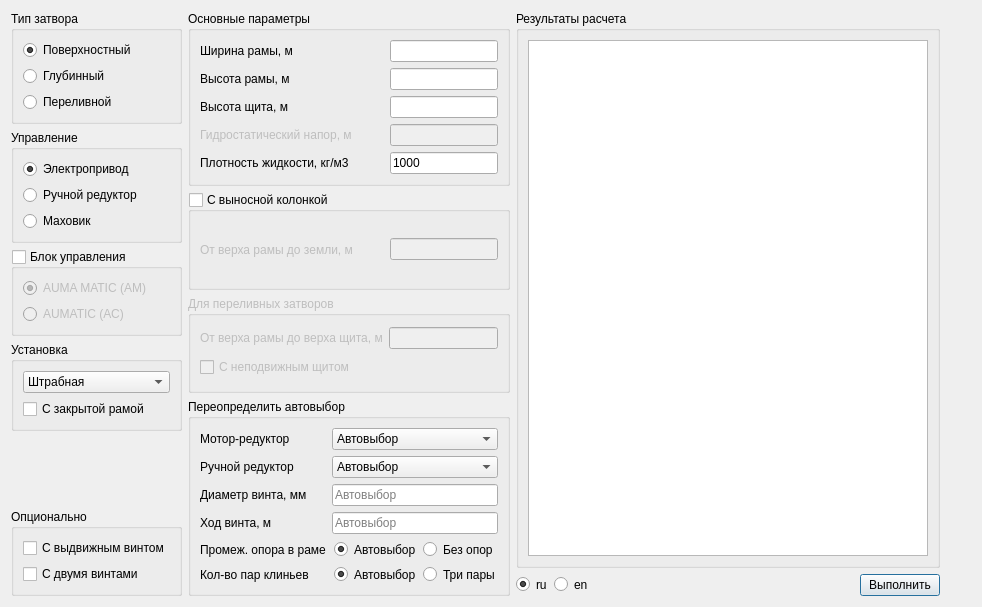
Old version of the form src/gui.ui in the repository e2t/slidegates.
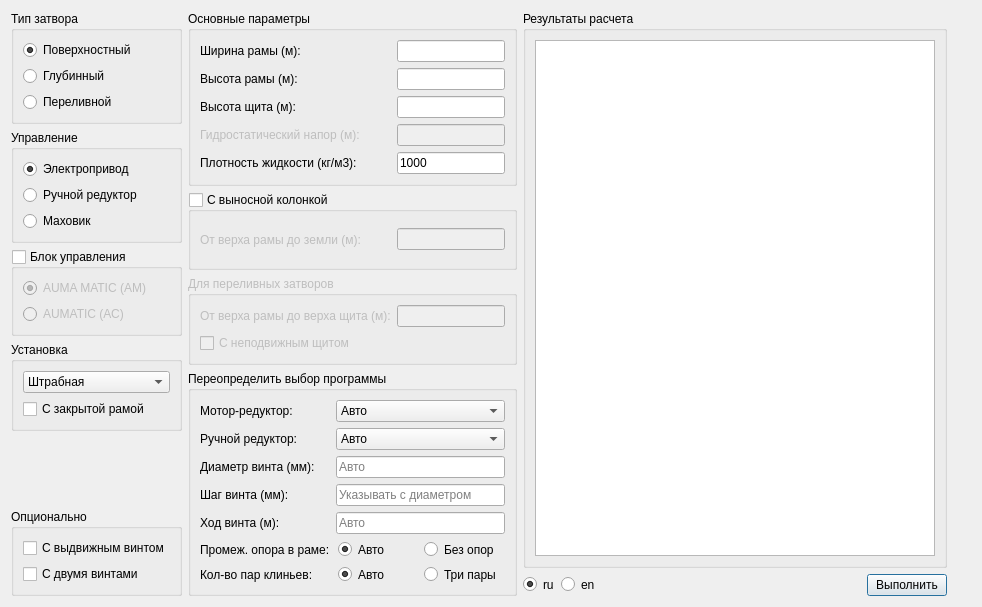
New version of the form. Icons and pictures are not drawn.

The edit to the form file:
```diff
--- a/src/gui.ui
+++ b/src/gui.ui
@@ -249,21 +249,21 @@
                <bool>false</bool>
               </property>
               <property name="text">
-               <string>Гидростатический напор, м</string>
+               <string>Гидростатический напор (м):</string>
               </property>
              </widget>
             </item>
             <item row="4" column="0">
              <widget class="QLabel" name="label_6">
               <property name="text">
-               <string>Плотность жидкости, кг/м3</string>
+               <string>Плотность жидкости (кг/м3):</string>
               </property>
              </widget>
             </item>
             <item row="0" column="0">
              <widget class="QLabel" name="label_2">
               <property name="text">
-               <string>Ширина рамы, м</string>
+               <string>Ширина рамы (м):</string>
               </property>
              </widget>
             </item>
@@ -276,14 +276,14 @@
             <item row="1" column="0">
              <widget class="QLabel" name="label_3">
               <property name="text">
-               <string>Высота рамы, м</string>
+               <string>Высота рамы (м):</string>
               </property>
              </widget>
             </item>
             <item row="2" column="0">
              <widget class="QLabel" name="label_4">
               <property name="text">
-               <string>Высота щита, м</string>
+               <string>Высота щита (м):</string>
               </property>
              </widget>
             </item>
@@ -336,7 +336,7 @@
             <item>
              <widget class="QLabel" name="label_9">
               <property name="text">
-               <string>От верха рамы до земли, м</string>
+               <string>От верха рамы до земли (м):</string>
               </property>
               <property name="wordWrap">
                <bool>false</bool>
@@ -380,7 +380,7 @@
               <item>
                <widget class="QLabel" name="label_10">
                 <property name="text">
-                 <string>От верха рамы до верха щита, м</string>
+                 <string>От верха рамы до верха щита (м):</string>
                 </property>
                 <property name="wordWrap">
                  <bool>false</bool>
@@ -420,131 +420,40 @@
        <item>
         <widget class="QGroupBox" name="groupBox_4">
          <property name="title">
-          <string>Переопределить автовыбор</string>
+          <string>Переопределить выбор программы</string>
          </property>
          <layout class="QHBoxLayout" name="horizontalLayout_12">
           <item>
            <layout class="QGridLayout" name="gridLayout_2">
-            <item row="1" column="0">
-             <widget class="QLabel" name="label_5">
-              <property name="text">
-               <string>Ручной редуктор</string>
-              </property>
-             </widget>
-            </item>
-            <item row="3" column="1">
-             <widget class="QLineEdit" name="edt_way">
-              <property name="placeholderText">
-               <string>Автовыбор</string>
-              </property>
-             </widget>
-            </item>
-            <item row="0" column="1">
-             <widget class="QComboBox" name="cmb_auma">
-              <item>
-               <property name="text">
-                <string>Автовыбор</string>
-               </property>
-              </item>
-             </widget>
-            </item>
-            <item row="0" column="0">
-             <widget class="QLabel" name="label">
-              <property name="text">
-               <string>Мотор-редуктор</string>
-              </property>
-             </widget>
-            </item>
-            <item row="1" column="1">
-             <widget class="QComboBox" name="cmb_reducer">
-              <item>
-               <property name="text">
-                <string>Автовыбор</string>
-               </property>
-              </item>
-             </widget>
-            </item>
-            <item row="4" column="0">
-             <widget class="QLabel" name="label_11">
-              <property name="text">
-               <string>Промеж. опора в раме</string>
-              </property>
-             </widget>
-            </item>
             <item row="2" column="1">
              <widget class="QLineEdit" name="edt_screw">
               <property name="placeholderText">
-               <string>Автовыбор</string>
+               <string>Авто</string>
               </property>
              </widget>
             </item>
             <item row="2" column="0">
              <widget class="QLabel" name="label_7">
               <property name="text">
-               <string>Диаметр винта, мм</string>
+               <string>Диаметр винта (мм):</string>
               </property>
              </widget>
             </item>
-            <item row="3" column="0">
-             <widget class="QLabel" name="label_8">
+            <item row="1" column="0">
+             <widget class="QLabel" name="label_5">
               <property name="text">
-               <string>Ход винта, м</string>
-              </property>
-             </widget>
-            </item>
-            <item row="5" column="0">
-             <widget class="QLabel" name="label_12">
-              <property name="text">
-               <string>Кол-во пар клиньев</string>
+               <string>Ручной редуктор:</string>
               </property>
              </widget>
             </item>
             <item row="4" column="1">
-             <widget class="QGroupBox" name="groupBox_3">
-              <property name="styleSheet">
-               <string notr="true">border:0;</string>
+             <widget class="QLineEdit" name="edt_way">
+              <property name="placeholderText">
+               <string>Авто</string>
               </property>
-              <property name="title">
-               <string/>
-              </property>
-              <layout class="QHBoxLayout" name="horizontalLayout_6">
-               <property name="leftMargin">
-                <number>2</number>
-               </property>
-               <property name="topMargin">
-                <number>2</number>
-               </property>
-               <property name="rightMargin">
-                <number>2</number>
-               </property>
-               <property name="bottomMargin">
-                <number>2</number>
-               </property>
-               <item>
-                <layout class="QHBoxLayout" name="horizontalLayout_13">
-                 <item>
-                  <widget class="QRadioButton" name="rad_have_nodes_in_frame_auto">
-                   <property name="text">
-                    <string>Автовыбор</string>
-                   </property>
-                   <property name="checked">
-                    <bool>true</bool>
-                   </property>
-                  </widget>
-                 </item>
-                 <item>
-                  <widget class="QRadioButton" name="rad_have_nodes_in_frame_none">
-                   <property name="text">
-                    <string>Без опор</string>
-                   </property>
-                  </widget>
-                 </item>
-                </layout>
-               </item>
-              </layout>
              </widget>
             </item>
-            <item row="5" column="1">
+            <item row="6" column="1">
              <widget class="QGroupBox" name="groupBox_5">
               <property name="styleSheet">
                <string notr="true">border:0;</string>
@@ -570,7 +479,7 @@
                  <item>
                   <widget class="QRadioButton" name="rad_wedge_pairs_auto">
                    <property name="text">
-                    <string>Автовыбор</string>
+                    <string>Авто</string>
                    </property>
                    <property name="checked">
                     <bool>true</bool>
@@ -589,6 +498,114 @@
               </layout>
              </widget>
             </item>
+            <item row="0" column="0">
+             <widget class="QLabel" name="label">
+              <property name="text">
+               <string>Мотор-редуктор:</string>
+              </property>
+             </widget>
+            </item>
+            <item row="5" column="0">
+             <widget class="QLabel" name="label_11">
+              <property name="text">
+               <string>Промеж. опора в раме:</string>
+              </property>
+             </widget>
+            </item>
+            <item row="5" column="1">
+             <widget class="QGroupBox" name="groupBox_3">
+              <property name="styleSheet">
+               <string notr="true">border:0;</string>
+              </property>
+              <property name="title">
+               <string/>
+              </property>
+              <layout class="QHBoxLayout" name="horizontalLayout_6">
+               <property name="leftMargin">
+                <number>2</number>
+               </property>
+               <property name="topMargin">
+                <number>2</number>
+               </property>
+               <property name="rightMargin">
+                <number>2</number>
+               </property>
+               <property name="bottomMargin">
+                <number>2</number>
+               </property>
+               <item>
+                <layout class="QHBoxLayout" name="horizontalLayout_13">
+                 <item>
+                  <widget class="QRadioButton" name="rad_have_nodes_in_frame_auto">
+                   <property name="text">
+                    <string>Авто</string>
+                   </property>
+                   <property name="checked">
+                    <bool>true</bool>
+                   </property>
+                  </widget>
+                 </item>
+                 <item>
+                  <widget class="QRadioButton" name="rad_have_nodes_in_frame_none">
+                   <property name="text">
+                    <string>Без опор</string>
+                   </property>
+                  </widget>
+                 </item>
+                </layout>
+               </item>
+              </layout>
+             </widget>
+            </item>
+            <item row="4" column="0">
+             <widget class="QLabel" name="label_8">
+              <property name="text">
+               <string>Ход винта (м):</string>
+              </property>
+             </widget>
+            </item>
+            <item row="0" column="1">
+             <widget class="QComboBox" name="cmb_auma">
+              <property name="currentText">
+               <string>Авто</string>
+              </property>
+              <item>
+               <property name="text">
+                <string>Авто</string>
+               </property>
+              </item>
+             </widget>
+            </item>
+            <item row="1" column="1">
+             <widget class="QComboBox" name="cmb_reducer">
+              <item>
+               <property name="text">
+                <string>Авто</string>
+               </property>
+              </item>
+             </widget>
+            </item>
+            <item row="6" column="0">
+             <widget class="QLabel" name="label_12">
+              <property name="text">
+               <string>Кол-во пар клиньев:</string>
+              </property>
+             </widget>
+            </item>
+            <item row="3" column="1">
+             <widget class="QLineEdit" name="edt_pitch">
+              <property name="placeholderText">
+               <string>Указывать с диаметром</string>
+              </property>
+             </widget>
+            </item>
+            <item row="3" column="0">
+             <widget class="QLabel" name="label_13">
+              <property name="text">
+               <string>Шаг винта (мм):</string>
+              </property>
+             </widget>
+            </item>
            </layout>
           </item>
          </layout>
```
